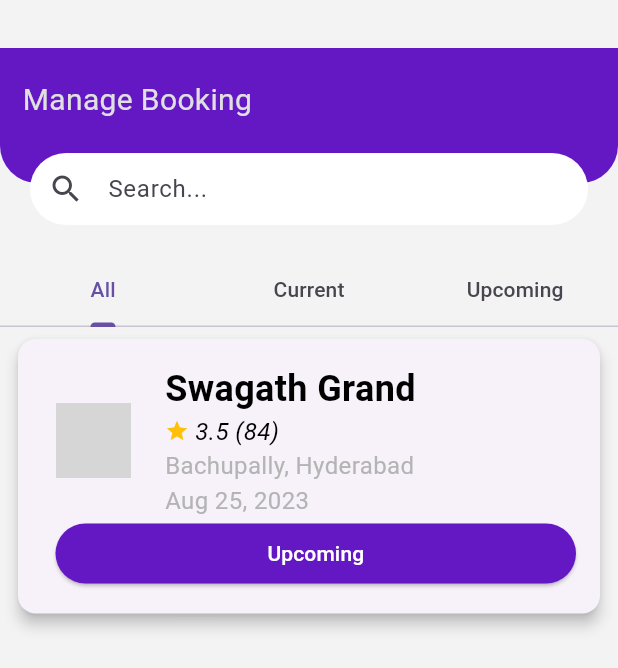
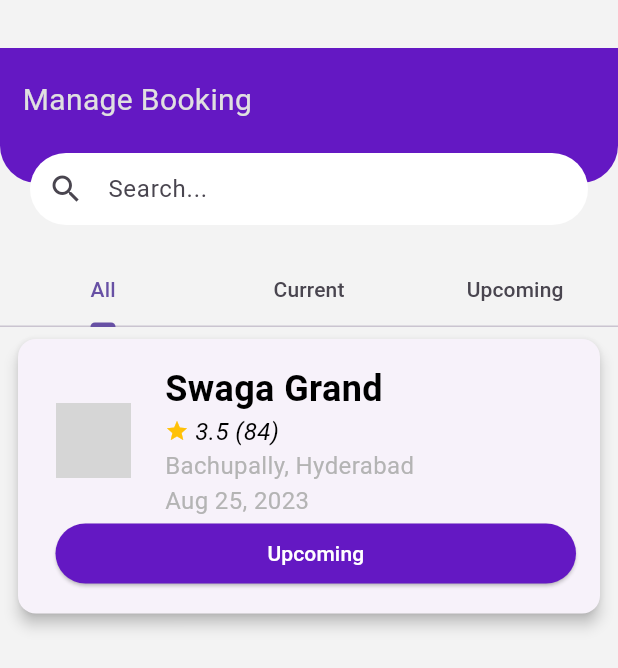
Before and after one commit to santosh81066/bb_user, a Flutter app: the ManageBookingScreen screen opened by its route, on a phone screen of 412 x 824 dp. Shown: the top 668 px of the screen. Run offline on Flutter 3.47's test engine with Material 3 defaults, Android fonts, the phone set to English and light mode, and no system bars; our stand-ins replace flutter_map, flutter_rating_bar, flutter_riverpod, latlong2, otp_text_field, shared_preferences and 1 more; accounts and stored records are empty; grey boxes are pictures that could not be loaded.

Commit message:
30.1 updated

```diff
--- a/lib/Screens/managebooking.dart
+++ b/lib/Screens/managebooking.dart
@@ -20,7 +20,7 @@ class _ManageBookingScreenState extends State<ManageBookingScreen>
     super.initState();
 
     for (int i = 0; i < 1; i++) {
-      _items.add(VenuesListmodel("Swagath Grand", 'images/flutter.jpg', 3.5, 84,
+      _items.add(VenuesListmodel("Swaga Grand", 'images/flutter.jpg', 3.5, 84,
           'Bachupally, Hyderabad\nAug 25, 2023'));
     }
     _tabController = TabController(length: 3, vsync: this);
```
